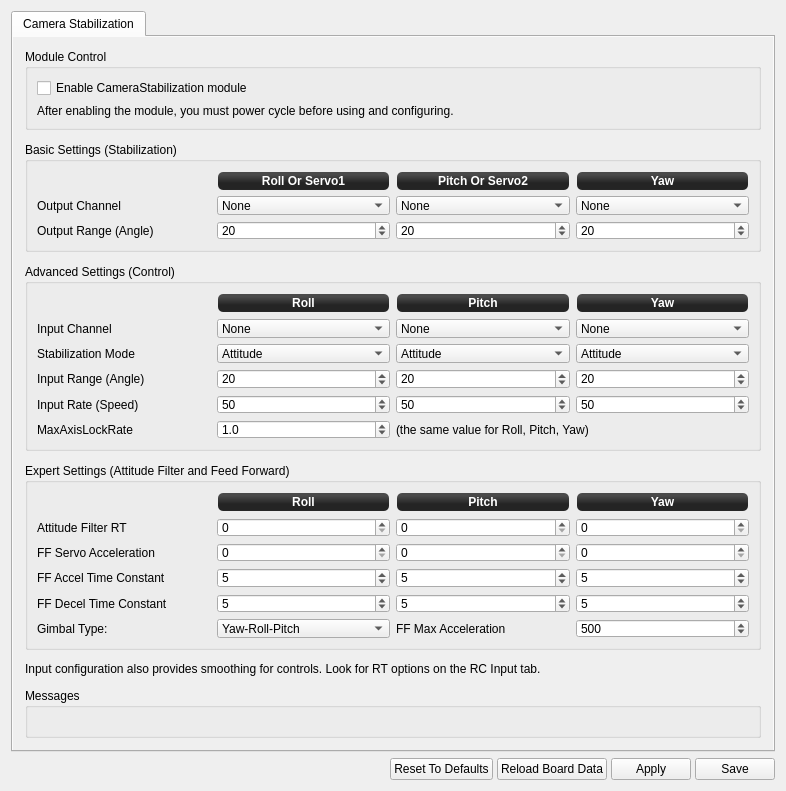
This is ground/openpilotgcs/src/plugins/config/camerastabilization.ui in openpilot/OpenPilot as Qt 5 draws it before an edit. The edited form follows.
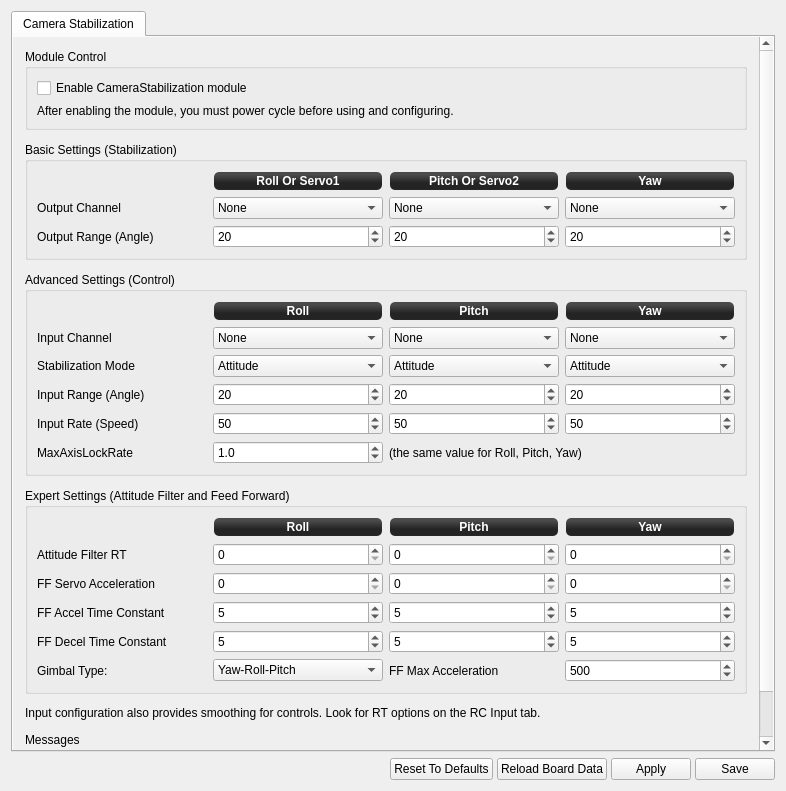
This is the edited form. Icons and pictures are not drawn.

What changed in the file:
```diff
--- a/ground/openpilotgcs/src/plugins/config/camerastabilization.ui
+++ b/ground/openpilotgcs/src/plugins/config/camerastabilization.ui
@@ -57,7 +57,7 @@
        <item>
         <widget class="QScrollArea" name="scrollArea">
          <property name="sizePolicy">
-          <sizepolicy hsizetype="Expanding" vsizetype="Expanding">
+          <sizepolicy hsizetype="Expanding" vsizetype="Preferred">
            <horstretch>0</horstretch>
            <verstretch>0</verstretch>
           </sizepolicy>
@@ -72,9 +72,9 @@
           <property name="geometry">
            <rect>
             <x>0</x>
-            <y>0</y>
-            <width>750</width>
-            <height>729</height>
+            <y>-103</y>
+            <width>748</width>
+            <height>811</height>
            </rect>
           </property>
           <layout class="QVBoxLayout" name="verticalLayout">
@@ -95,24 +95,6 @@
            </property>
            <item>
             <widget class="QGroupBox" name="groupBox_2">
-             <property name="sizePolicy">
-              <sizepolicy hsizetype="Preferred" vsizetype="Preferred">
-               <horstretch>0</horstretch>
-               <verstretch>0</verstretch>
-              </sizepolicy>
-             </property>
-             <property name="minimumSize">
-              <size>
-               <width>0</width>
-               <height>0</height>
-              </size>
-             </property>
-             <property name="maximumSize">
-              <size>
-               <width>16777215</width>
-               <height>16777215</height>
-              </size>
-             </property>
              <property name="title">
               <string>Module Control</string>
              </property>
@@ -139,24 +121,6 @@
            </item>
            <item>
             <widget class="QGroupBox" name="groupBox_5">
-             <property name="sizePolicy">
-              <sizepolicy hsizetype="Preferred" vsizetype="Preferred">
-               <horstretch>0</horstretch>
-               <verstretch>0</verstretch>
-              </sizepolicy>
-             </property>
-             <property name="minimumSize">
-              <size>
-               <width>0</width>
-               <height>110</height>
-              </size>
-             </property>
-             <property name="maximumSize">
-              <size>
-               <width>16777215</width>
-               <height>16777215</height>
-              </size>
-             </property>
              <property name="title">
               <string>Basic Settings (Stabilization)</string>
              </property>
@@ -381,24 +345,6 @@
            </item>
            <item>
             <widget class="QGroupBox" name="groupBox">
-             <property name="sizePolicy">
-              <sizepolicy hsizetype="Preferred" vsizetype="Preferred">
-               <horstretch>0</horstretch>
-               <verstretch>0</verstretch>
-              </sizepolicy>
-             </property>
-             <property name="minimumSize">
-              <size>
-               <width>0</width>
-               <height>187</height>
-              </size>
-             </property>
-             <property name="maximumSize">
-              <size>
-               <width>16777215</width>
-               <height>16777215</height>
-              </size>
-             </property>
              <property name="title">
               <string>Advanced Settings (Control)</string>
              </property>
@@ -863,12 +809,6 @@
            </item>
            <item>
             <widget class="QGroupBox" name="groupBox_3">
-             <property name="minimumSize">
-              <size>
-               <width>0</width>
-               <height>187</height>
-              </size>
-             </property>
              <property name="title">
               <string>Expert Settings (Attitude Filter and Feed Forward)</string>
              </property>
@@ -1324,18 +1264,6 @@
            </item>
            <item>
             <widget class="QGroupBox" name="groupBox_4">
-             <property name="minimumSize">
-              <size>
-               <width>0</width>
-               <height>50</height>
-              </size>
-             </property>
-             <property name="maximumSize">
-              <size>
-               <width>16777215</width>
-               <height>16777215</height>
-              </size>
-             </property>
              <property name="title">
               <string>Messages</string>
              </property>
```
